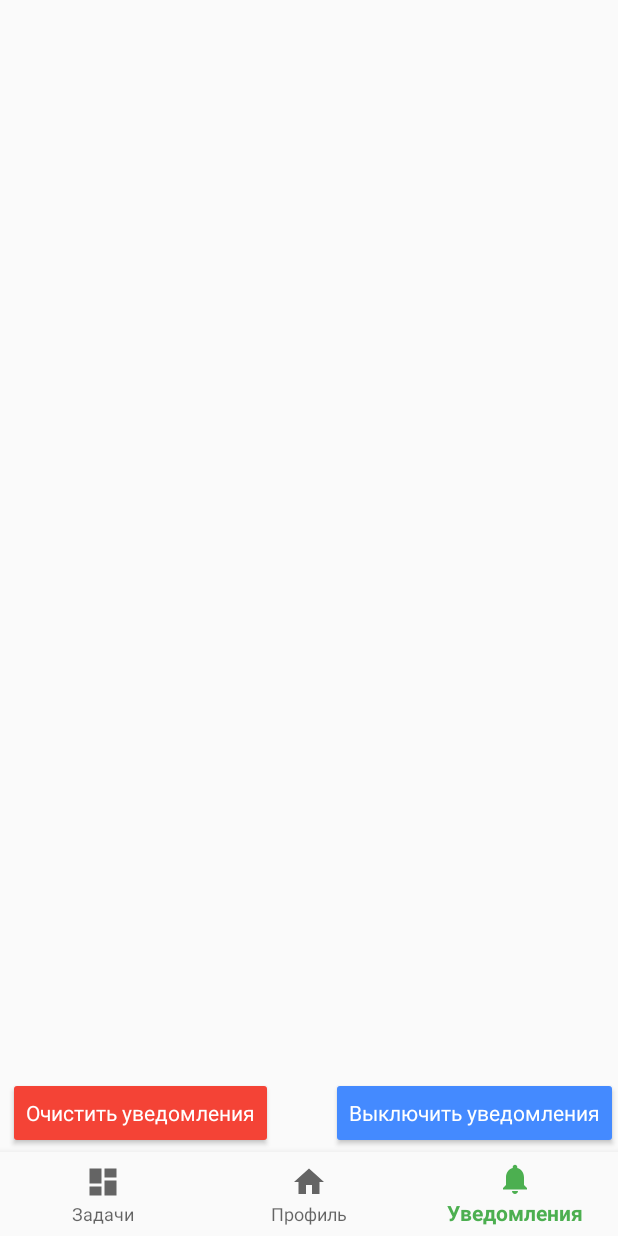
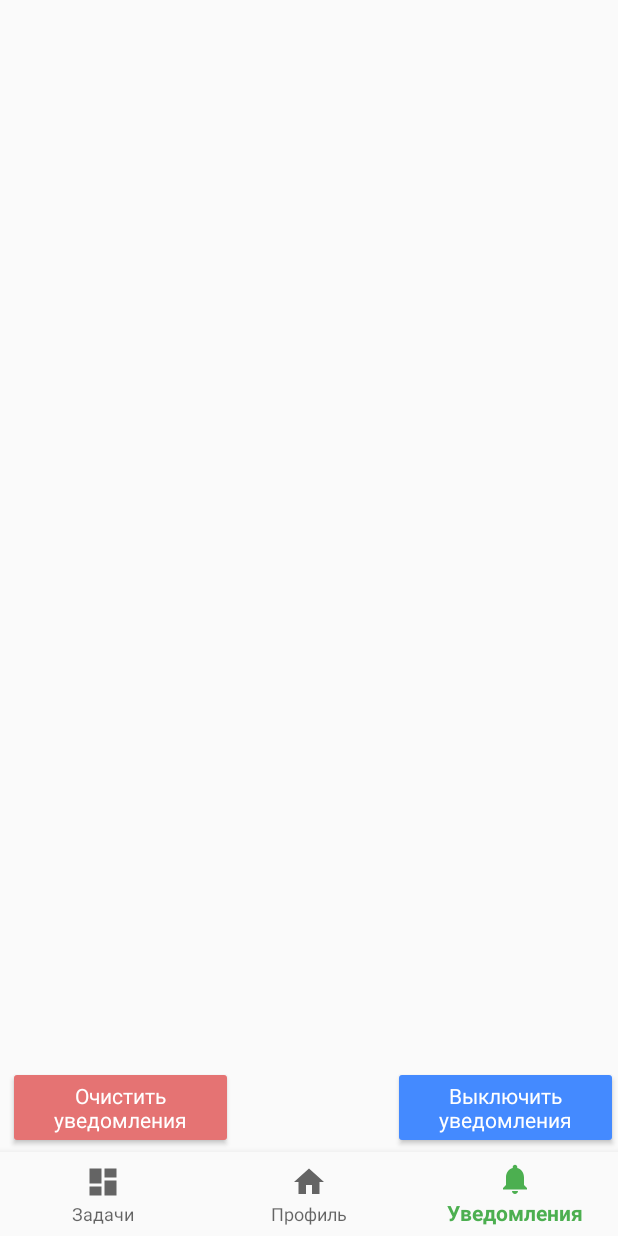
Before and after one commit to Rexedead/sunriseforestapp-client, an Android app: the NotificationsFragment screen opened through its navigation route, on a phone screen of 412 x 824 dp. Run offline under Robolectric (Android 15) with nearby library versions, the phone set to English and light mode, and no system bars.

Commit message:
red color and notification buttons width

```diff
--- a/app/src/main/res/layout/notifications_fragment.xml
+++ b/app/src/main/res/layout/notifications_fragment.xml
@@ -24,7 +24,7 @@
     <Button
         android:id="@+id/delete_notifications"
         style="@style/BtnDanger"
-        android:layout_width="wrap_content"
+        android:layout_width="150dp"
         android:layout_height="wrap_content"
         android:layout_below="@+id/notifications_recyclerView"
         android:layout_alignParentStart="true"
@@ -36,7 +36,7 @@
     <Button
         android:id="@+id/turn_notifications"
         style="@style/BtnInfo"
-        android:layout_width="wrap_content"
+        android:layout_width="150dp"
         android:layout_height="wrap_content"
         tools:text="Включить уведомления"
         android:layout_alignParentEnd="true"
--- a/app/src/main/res/values/colors.xml
+++ b/app/src/main/res/values/colors.xml
@@ -12,6 +12,7 @@
     <color name="auth_button">#689F38</color>
     <color name="button_text">#fff</color>
     <color name="field_background">#e5e5e5</color>
+    <color name="button_red">#e57373</color>
 
 
 </resources>
--- a/app/src/main/res/values/styles.xml
+++ b/app/src/main/res/values/styles.xml
@@ -16,11 +16,12 @@
     </style>
 
     <style name="BtnDanger" parent="Base.Theme.AppCompat.Light.DarkActionBar">
-        <item name="android:backgroundTint">@color/status_101</item>
+        <item name="android:backgroundTint">@color/button_red</item>
         <item name="android:textColor">@color/button_text</item>
         <item name="android:textAllCaps">false</item>
         <item name="android:textSize">14sp</item>
     </style>
+
 
     <style name="BtnInfo" parent="Base.Theme.AppCompat.Light.DarkActionBar">
         <item name="android:backgroundTint">@color/colorAccent</item>
```
